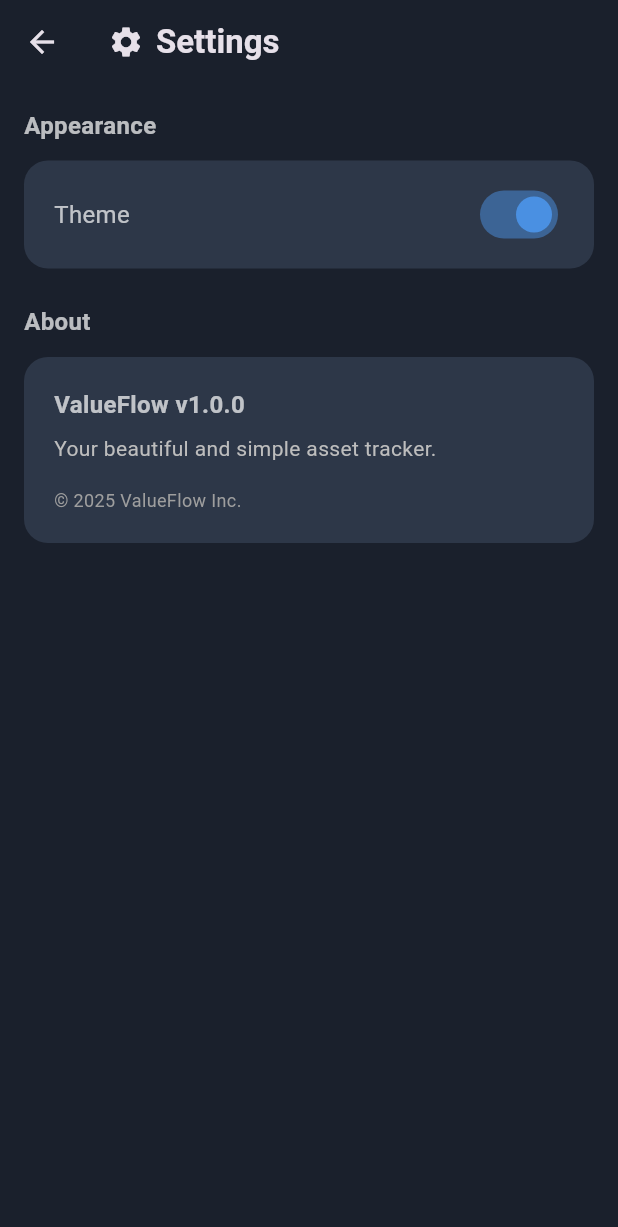
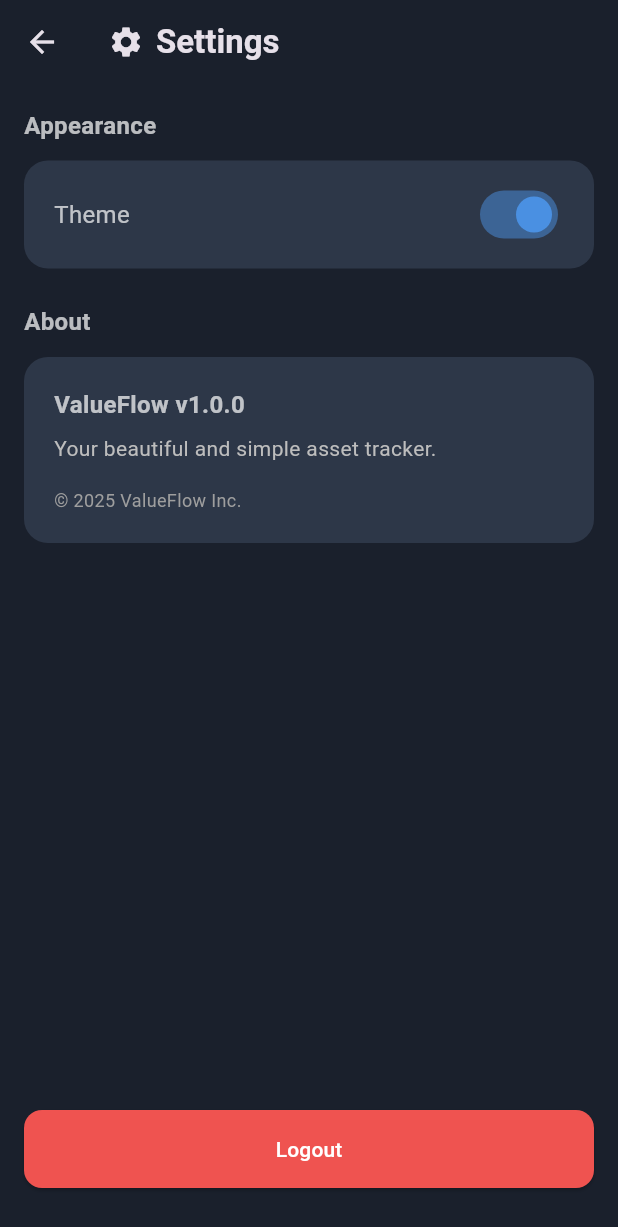
Before and after one commit to MuhammetEmirAydogan/Value_Flow_App, a Flutter app: the SettingsScreen screen opened directly, on a phone screen of 412 x 824 dp. Shown: the top 1227 px of the screen. Run offline on Flutter 3.47's test engine with Material 3 defaults, Android fonts, the phone set to English and light mode, and no system bars.

Commit message:
feat(auth): Implement logout functionality

```diff
--- a/lib/features/settings/screens/settings_screen.dart
+++ b/lib/features/settings/screens/settings_screen.dart
@@ -1,4 +1,6 @@
 import 'package:flutter/material.dart';
+import 'package:provider/provider.dart';
+import 'package:value_flow/providers/auth_provider.dart';
 
 class SettingsScreen extends StatefulWidget {
   const SettingsScreen({super.key});
@@ -94,6 +96,20 @@ class _SettingsScreenState extends State<SettingsScreen> {
                 ],
               ),
             ),
+            const Spacer(),
+            SizedBox(
+              width: double.infinity,
+              child: ElevatedButton(
+                style: ElevatedButton.styleFrom(
+                  backgroundColor: Colors.red[400],
+                ),
+                onPressed: () {
+                  Provider.of<AuthProvider>(context, listen: false).logout();
+                },
+                child: const Text('Logout'),
+              ),
+            ),
+            const SizedBox(height: 16),
           ],
         ),
       ),
--- /dev/null
+++ b/lib/providers/auth_provider.dart
@@ -0,0 +1,17 @@
+import 'package:flutter/foundation.dart';
+
+class AuthProvider with ChangeNotifier {
+  bool _isLoggedIn = false;
+
+  bool get isLoggedIn => _isLoggedIn;
+
+  void login() {
+    _isLoggedIn = true;
+    notifyListeners();
+  }
+
+  void logout() {
+    _isLoggedIn = false;
+    notifyListeners();
+  }
+}
--- a/pubspec.yaml
+++ b/pubspec.yaml
@@ -34,6 +34,7 @@ dependencies:
   # The following adds the Cupertino Icons font to your application.
   # Use with the CupertinoIcons class for iOS style icons.
   cupertino_icons: ^1.0.8
+  provider: ^6.1.2
 
 dev_dependencies:
   flutter_test:
```
Also changed, not shown: lib/features/auth/screens/login_screen.dart (+3 -21 lines), lib/main.dart (+14 -3 lines), pubspec.lock.
